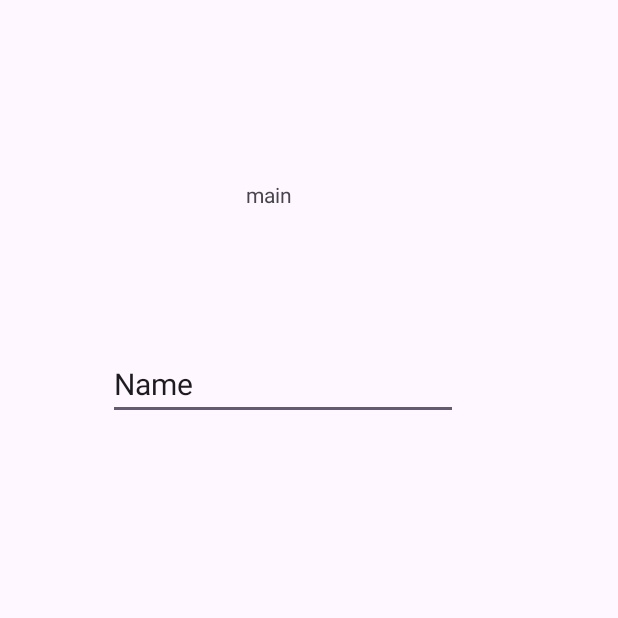
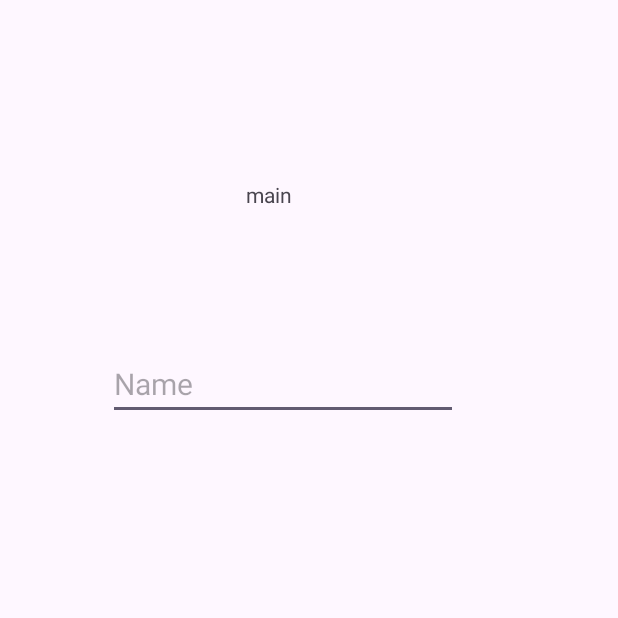
Before and after one commit to payveen/Climate_Change, an Android app: the screen it shows after launch (MainActivity), on a phone screen of 412 x 824 dp, the top half of it. Run offline under Robolectric (Android 15) with nearby library versions, the phone set to English and light mode, and no system bars.

Commit message:
Merge remote-tracking branch 'origin/master'
# Conflicts:
#	app/src/main/res/layout/activity_main.xml

```diff
--- a/app/src/main/res/layout/activity_main.xml
+++ b/app/src/main/res/layout/activity_main.xml
@@ -30,7 +30,7 @@
         app:layout_constraintVertical_bias="0.737" />
 
     <EditText
-        android:id="@+id/editTextText"
+        android:id="@+id/setname"
         android:layout_width="wrap_content"
         android:layout_height="wrap_content"
         android:layout_marginStart="72dp"
@@ -38,8 +38,8 @@
         android:autofillHints="enter"
         android:ellipsize="start"
         android:ems="10"
+        android:hint="Name"
         android:inputType="text"
-        android:text="Name"
         android:textSize="20sp"
         app:layout_constraintStart_toStartOf="parent"
         app:layout_constraintTop_toTopOf="parent"
```
